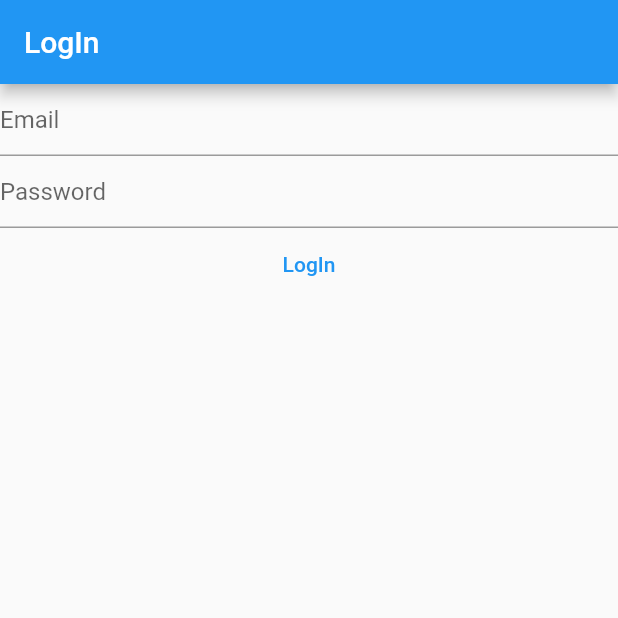
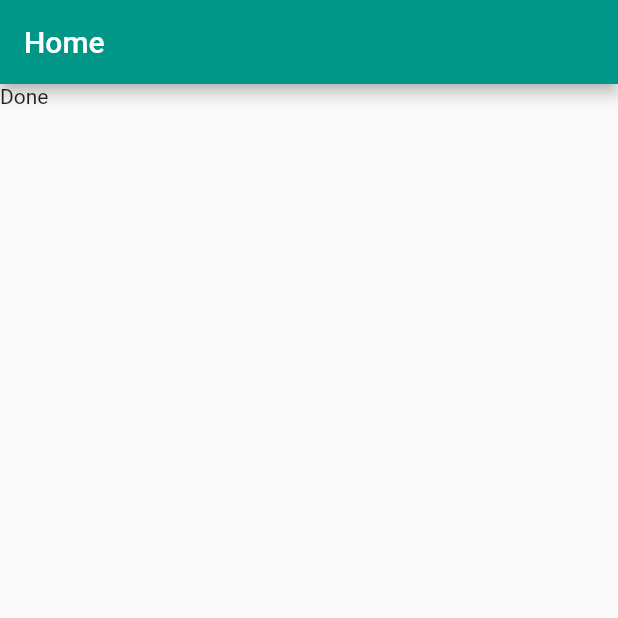
Before and after one commit to Nightcreatur/Firebase, a Flutter app: the screen it shows after launch, on a phone screen of 412 x 824 dp, the top half of it. Run offline on Flutter 3.47's test engine with Material 2 defaults, Android fonts, the phone set to English and light mode, and no system bars; our stand-ins replace firebase_auth, firebase_core; accounts and stored records are empty.

Commit message:
User verificaton done

```diff
--- a/lib/main.dart
+++ b/lib/main.dart
@@ -1,81 +1,43 @@
-// ignore_for_file: prefer_const_constructors
-
+import 'package:dart/views/login.dart';
 import 'package:firebase_core/firebase_core.dart';
 import 'package:flutter/material.dart';
 import 'package:firebase_auth/firebase_auth.dart';
 import 'firebase_options.dart';
 
 void main() {
-  runApp(MyApp());
+  WidgetsFlutterBinding.ensureInitialized();
+  runApp(MaterialApp(
+    theme: ThemeData(primarySwatch: Colors.teal),
+    home: HomePage(),
+  ));
 }
 
-class MyApp extends StatefulWidget {
-  const MyApp({Key? key}) : super(key: key);
-
-  @override
-  State<MyApp> createState() => _MyAppState();
-}
-
-class _MyAppState extends State<MyApp> {
-  late final TextEditingController _email;
-  late final TextEditingController _password;
-
-  @override
-  void initState() {
-    _email = TextEditingController();
-    _password = TextEditingController();
-    super.initState();
-  }
-
-  @override
-  void dispose() {
-    // TODO: implement dispose
-    _email.dispose();
-    _password.dispose();
-    super.dispose();
-  }
-
+class HomePage extends StatelessWidget {
+  const HomePage({Key? key}) : super(key: key);
   @override
   Widget build(BuildContext context) {
-    return MaterialApp(
-      home: Scaffold(
+    return Scaffold(
       appBar: AppBar(
-          title: const Text('LogIn'),
+        title: const Text('Home'),
       ),
       body: FutureBuilder(
           future: Firebase.initializeApp(
             options: DefaultFirebaseOptions.currentPlatform,
           ),
           builder: (context, snapshot) {
-              return Column(
-                children: [
-                  TextField(
-                    controller: _email,
-                    keyboardType: TextInputType.emailAddress,
-                    decoration: const InputDecoration(hintText: 'Email'),
-                  ),
-                  TextField(
-                    controller: _password,
-                    obscureText: true,
-                    enableSuggestions: false,
-                    autocorrect: false,
-                    decoration: InputDecoration(hintText: 'Password'),
-                  ),
-                  TextButton(
-                    child: Text('LogIn'),
-                    onPressed: (() async {
-                      final email = _email.text;
-                      final password = _password.text;
-                      final userCredential = await FirebaseAuth.instance
-                          .createUserWithEmailAndPassword(
-                              email: email, password: password);
-                      print(userCredential);
+            switch (snapshot.connectionState) {
+              case ConnectionState.done:
+                final user = FirebaseAuth.instance.currentUser;
+                if (user?.emailVerified ?? false) {
+                  print('You are verified');
+                } else {
+                  print('You are not verified yet !!');
+                }
+                return const Text('Done');
+              default:
+                return const Text('Loading login');
+            }
           }),
-                  ),
-                ],
-              );
-            }),
-      ),
     );
   }
 }
```
Also changed, not shown: lib/views/login.dart (added, +95 -0 lines), lib/views/register-view.dart (added, +89 -0 lines), 1 other file. Lines whose indentation alone changed are shown as unchanged.
